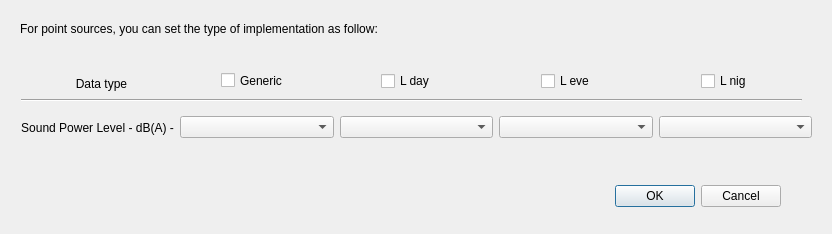
First picture: the form in tools/ui_SourceDetailsPts.ui, repository Arpapiemonte/openoise-map, before the edit.
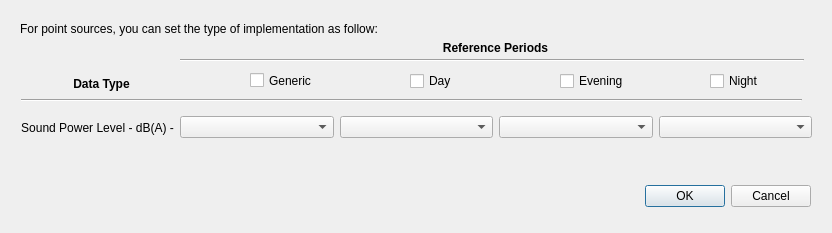
Second picture: the form after the edit. Custom widgets are drawn as their Qt base class.

The edit to the form file:
```diff
--- a/tools/ui_SourceDetailsPts.ui
+++ b/tools/ui_SourceDetailsPts.ui
@@ -7,7 +7,7 @@
     <x>0</x>
     <y>0</y>
     <width>832</width>
-    <height>234</height>
+    <height>233</height>
    </rect>
   </property>
   <property name="windowTitle">
@@ -16,7 +16,7 @@
   <widget class="QDialogButtonBox" name="buttonBox">
    <property name="geometry">
     <rect>
-     <x>440</x>
+     <x>470</x>
      <y>180</y>
      <width>341</width>
      <height>32</height>
@@ -45,7 +45,7 @@
     </sizepolicy>
    </property>
    <property name="text">
-    <string>Data type</string>
+    <string>&lt;html&gt;&lt;head/&gt;&lt;body&gt;&lt;p&gt;&lt;span style=&quot; font-weight:600;&quot;&gt;Data Type&lt;/span&gt;&lt;/p&gt;&lt;/body&gt;&lt;/html&gt;</string>
    </property>
    <property name="alignment">
     <set>Qt::AlignCenter</set>
@@ -110,7 +110,7 @@
   <widget class="QCheckBox" name="POWER_P_L_gen_checkBox">
    <property name="geometry">
     <rect>
-     <x>221</x>
+     <x>250</x>
      <y>70</y>
      <width>91</width>
      <height>21</height>
@@ -126,14 +126,14 @@
   <widget class="QCheckBox" name="POWER_P_L_day_checkBox">
    <property name="geometry">
     <rect>
-     <x>381</x>
+     <x>410</x>
      <y>70</y>
      <width>81</width>
      <height>22</height>
     </rect>
    </property>
    <property name="text">
-    <string>L day</string>
+    <string>Day</string>
    </property>
    <property name="checked">
     <bool>false</bool>
@@ -142,14 +142,14 @@
   <widget class="QCheckBox" name="POWER_P_L_eve_checkBox">
    <property name="geometry">
     <rect>
-     <x>541</x>
+     <x>560</x>
      <y>70</y>
      <width>71</width>
      <height>22</height>
     </rect>
    </property>
    <property name="text">
-    <string>L eve</string>
+    <string>Evening</string>
    </property>
    <property name="checked">
     <bool>false</bool>
@@ -171,19 +171,57 @@
   <widget class="QCheckBox" name="POWER_P_L_nig_checkBox">
    <property name="geometry">
     <rect>
-     <x>701</x>
+     <x>710</x>
      <y>70</y>
      <width>81</width>
      <height>22</height>
     </rect>
    </property>
    <property name="text">
-    <string>L nig</string>
+    <string>Night</string>
    </property>
    <property name="checked">
     <bool>false</bool>
    </property>
   </widget>
+  <widget class="Line" name="line_12">
+   <property name="windowModality">
+    <enum>Qt::NonModal</enum>
+   </property>
+   <property name="geometry">
+    <rect>
+     <x>180</x>
+     <y>50</y>
+     <width>624</width>
+     <height>20</height>
+    </rect>
+   </property>
+   <property name="orientation">
+    <enum>Qt::Horizontal</enum>
+   </property>
+  </widget>
+  <widget class="QLabel" name="implementation_label_25">
+   <property name="geometry">
+    <rect>
+     <x>440</x>
+     <y>40</y>
+     <width>111</width>
+     <height>16</height>
+    </rect>
+   </property>
+   <property name="sizePolicy">
+    <sizepolicy hsizetype="Fixed" vsizetype="Fixed">
+     <horstretch>0</horstretch>
+     <verstretch>0</verstretch>
+    </sizepolicy>
+   </property>
+   <property name="text">
+    <string>&lt;html&gt;&lt;head/&gt;&lt;body&gt;&lt;p&gt;&lt;span style=&quot; font-weight:600;&quot;&gt;Reference Periods&lt;/span&gt;&lt;/p&gt;&lt;/body&gt;&lt;/html&gt;</string>
+   </property>
+   <property name="alignment">
+    <set>Qt::AlignCenter</set>
+   </property>
+  </widget>
  </widget>
  <customwidgets>
   <customwidget>
```
